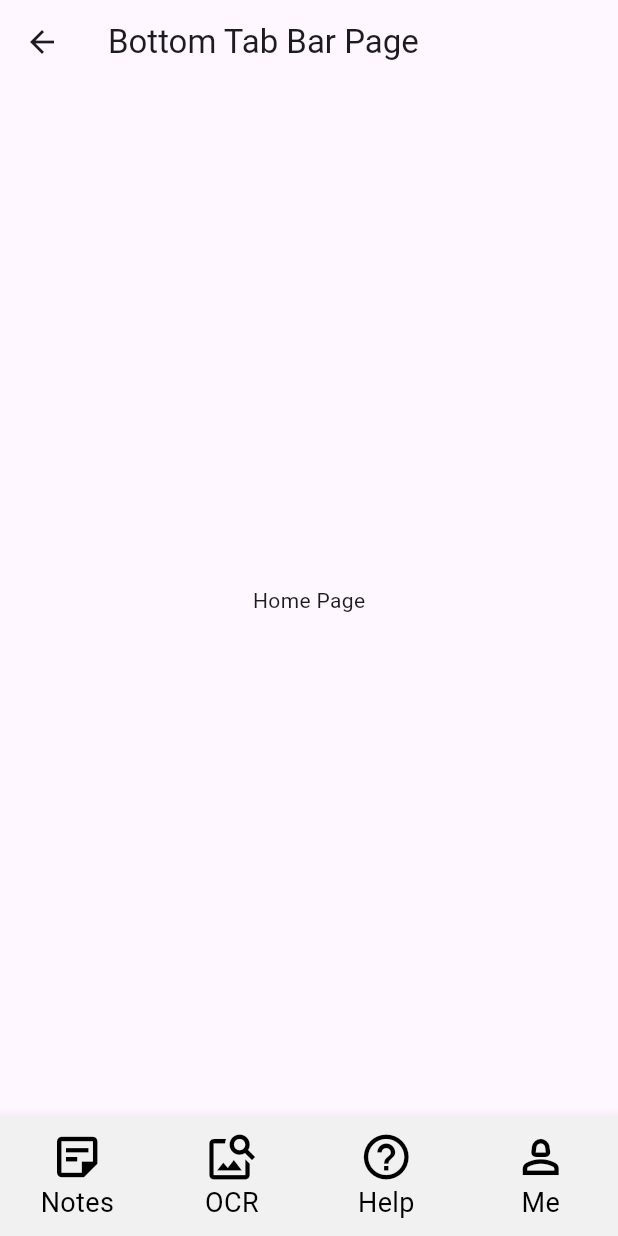
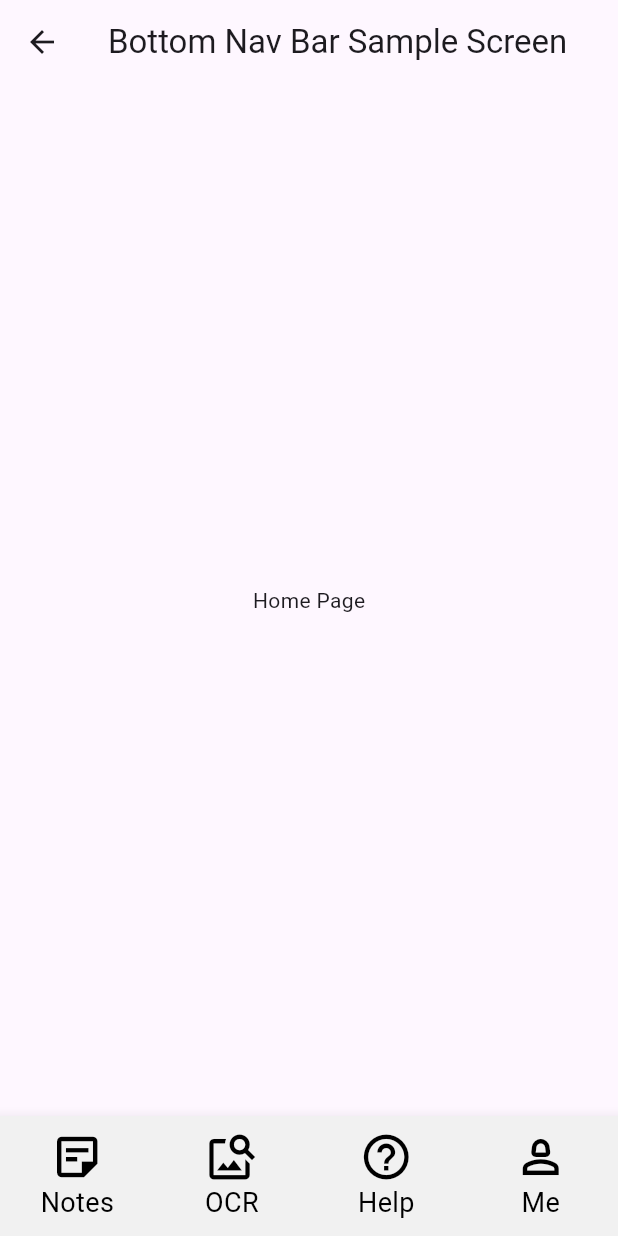
Before and after one commit to Albericoeduardo/HaBIT-Note, a Flutter app: the BottomNavBarSampleScreen screen opened directly, on a phone screen of 412 x 824 dp. Run offline on Flutter 3.47's test engine with Material 3 defaults, Android fonts, the light colour scheme and no system bars.

Commit message:
fix: update title of BottomNavBarSampleScreen

```diff
--- a/lib/DesignSystem/Samples/BottomNavigationBarSamplesScreen/bottom_nav_bar_sample_screen.dart
+++ b/lib/DesignSystem/Samples/BottomNavigationBarSamplesScreen/bottom_nav_bar_sample_screen.dart
@@ -23,7 +23,7 @@ class _BottomNavBarSampleScreenState extends State<BottomNavBarSampleScreen> {
 
     return Scaffold(
       appBar: AppBar(
-        title: const Text('Bottom Tab Bar Page'),
+        title: const Text('Bottom Nav Bar Sample Screen'),
       ),
       body: pages[actualIndex],
       bottomNavigationBar: BottomNavBar.instantiate(
```
